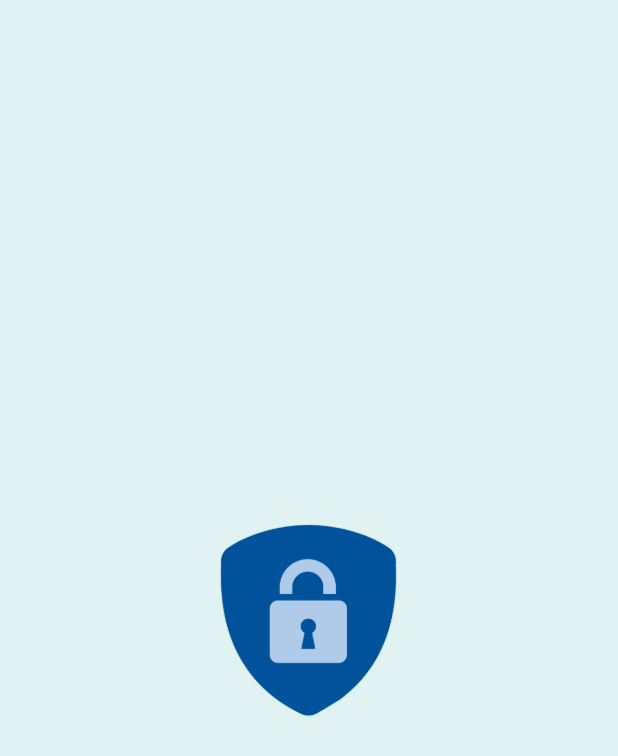
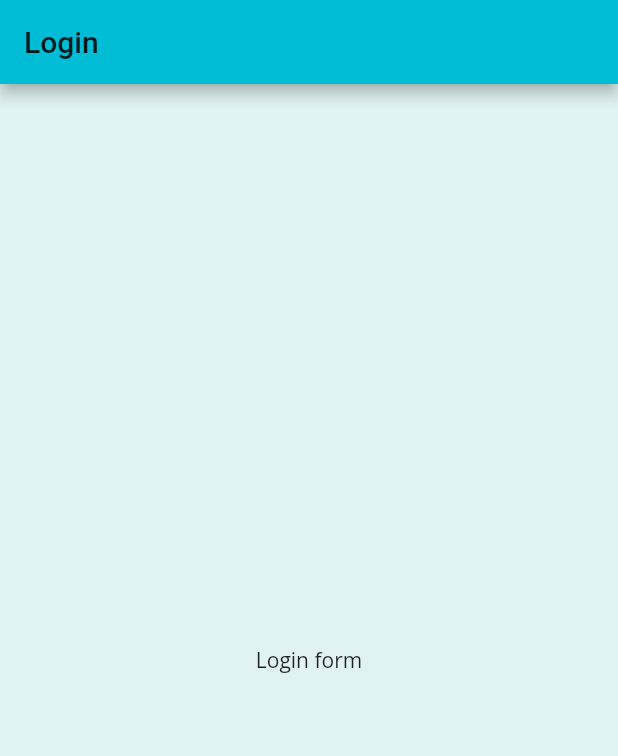
Before and after one commit to vinayakvivek/flutter-login-template, a Flutter app: the screen it shows after launch, on a phone screen of 412 x 824 dp. Shown: the top 756 px of the screen. Run offline on Flutter 3.47's test engine with Material 2 defaults, Android fonts, the phone set to English and light mode, and no system bars; our stand-ins replace bloc, equatable, firebase_auth, firebase_core, flutter_bloc, formz and 2 more; accounts and stored records are empty.

Commit message:
Add login page container

```diff
--- a/lib/app.dart
+++ b/lib/app.dart
@@ -47,6 +47,16 @@ class _AppViewState extends State<AppView> {
         return BlocListener<AuthenticationBloc, AuthenticationState>(
           listener: (context, state) {
             print(state.status);
+            switch (state.status) {
+              case AuthenticationStatus.unauthenticated:
+                _navigator.pushAndRemoveUntil(
+                  LoginPage.route(),
+                  (route) => false,
+                );
+                break;
+              default:
+                break;
+            }
           },
           child: child,
         );
--- a/lib/components/components.dart
+++ b/lib/components/components.dart
@@ -1 +1,2 @@
 export 'splash/splash.dart';
+export 'login/login.dart';
--- /dev/null
+++ b/lib/components/login/login.dart
@@ -0,0 +1,2 @@
+export 'cubit/login_cubit.dart';
+export 'view/view.dart';
--- /dev/null
+++ b/lib/components/login/view/login_form.dart
@@ -0,0 +1,26 @@
+import 'package:flutter/material.dart';
+import 'package:flutter_bloc/flutter_bloc.dart';
+import 'package:flutter_login_template/components/login/login.dart';
+import 'package:formz/formz.dart';
+
+class LoginForm extends StatelessWidget {
+  @override
+  Widget build(BuildContext context) {
+    return BlocListener<LoginCubit, LoginState>(
+      listener: (context, state) {
+        if (state.status.isSubmissionInProgress) {
+          Scaffold.of(context)
+            ..hideCurrentSnackBar()
+            ..showSnackBar(
+              const SnackBar(content: Text('Authentication Failure')),
+            );
+        }
+      },
+      child: Container(
+        child: Center(
+          child: Text('Login form'),
+        ),
+      ),
+    );
+  }
+}
--- /dev/null
+++ b/lib/components/login/view/login_page.dart
@@ -0,0 +1,24 @@
+import 'package:authentication_repository/authentication_repository.dart';
+import 'package:flutter/material.dart';
+import 'package:flutter_bloc/flutter_bloc.dart';
+import 'package:flutter_login_template/components/login/cubit/login_cubit.dart';
+import 'package:flutter_login_template/components/login/view/login_form.dart';
+
+class LoginPage extends StatelessWidget {
+  static Route route() {
+    return MaterialPageRoute(builder: (_) => LoginPage());
+  }
+
+  @override
+  Widget build(BuildContext context) {
+    return Scaffold(
+      appBar: AppBar(title: const Text('Login')),
+      body: BlocProvider(
+        create: (_) => LoginCubit(
+          context.repository<AuthenticationRepository>(),
+        ),
+        child: LoginForm(),
+      ),
+    );
+  }
+}
--- /dev/null
+++ b/lib/components/login/view/view.dart
@@ -0,0 +1,2 @@
+export 'login_form.dart';
+export 'login_page.dart';
```
